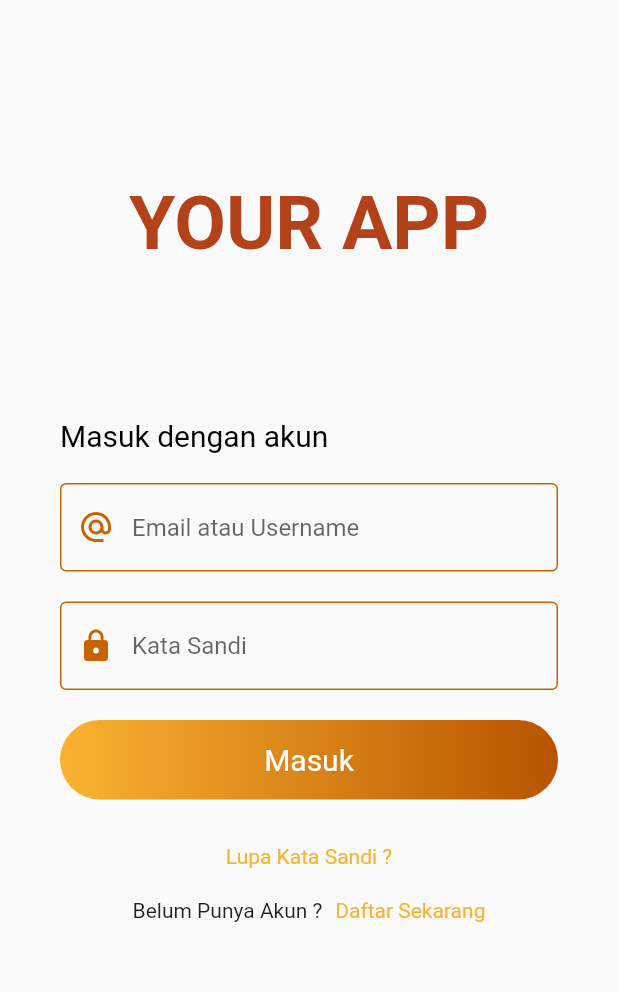
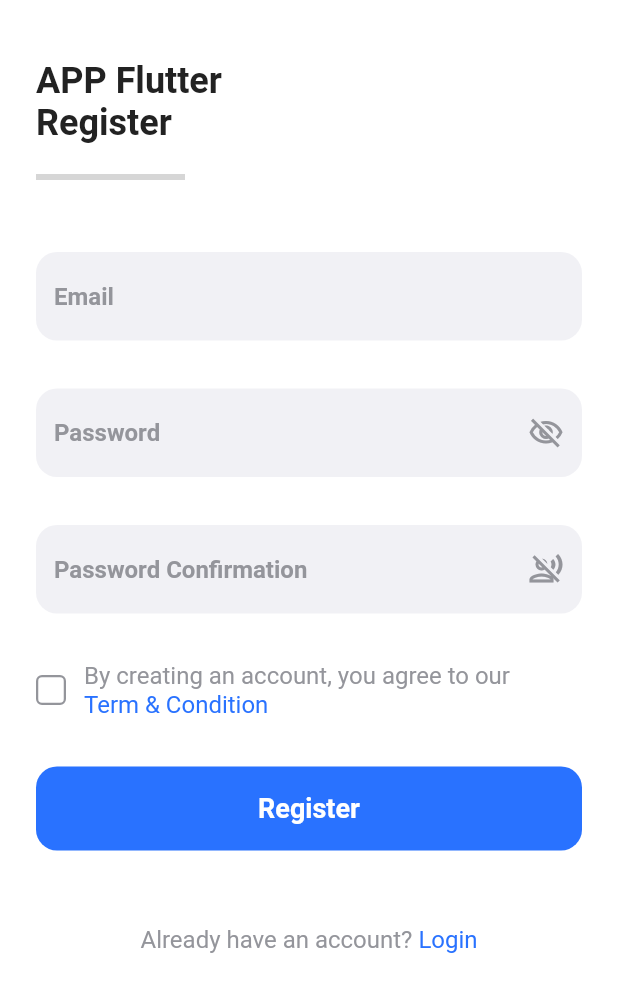
Before and after one commit to Dewiagesti/project_pkbm, a Flutter app: the screen it shows after launch, after a tap on "Daftar Sekarang", on a phone screen of 412 x 824 dp. Shown: the top 992 px of the screen. Run offline on Flutter 3.47's test engine with Material 2 defaults, Android fonts, the phone set to English and light mode, and no system bars; our stand-ins replace shared_preferences; grey boxes are pictures that could not be loaded.

Commit message:
register

```diff
--- a/lib/login.dart
+++ b/lib/login.dart
@@ -1,4 +1,7 @@
 import 'package:flutter/material.dart';
+import 'package:project/landing.dart';
+
+import 'Register.dart';
 
 class Login extends StatefulWidget {
   @override
@@ -92,7 +95,10 @@ class _LoginState extends State<Login> {
                       Text('Belum Punya Akun ? '),
                       SizedBox(width: 5.0),
                       InkWell(
-                        onTap: () {},
+                        onTap: () {
+                          Navigator.push(context, MaterialPageRoute(builder: (context) => RegisterPage())
+                          );
+                        },
                         child: Center(
                           child: Text('Daftar Sekarang',
                               style: TextStyle(color: Color(0XFFF9B32F))),
--- a/lib/main.dart
+++ b/lib/main.dart
@@ -2,6 +2,7 @@ import 'package:flutter/material.dart';
 import './launcher.dart';
 import './login.dart';
 import './landing.dart';
+import './register.dart';
 
 void main() {
   runApp(MyApp());
@@ -21,6 +22,7 @@ class MyApp extends StatelessWidget {
       routes: <String, WidgetBuilder>{
         '/login': (BuildContext context) => new Login(),
         '/landing': (BuildContext context) => new LandingPage(),
+        '/register': (BuildContext context) => new RegisterPage(),
       },
     );
   }
--- /dev/null
+++ b/lib/register.dart
@@ -0,0 +1,172 @@
+import 'package:flutter/material.dart';
+import 'package:project/theme.dart';
+import 'package:project/widgest/custom_checkbox.dart';
+import 'package:project/widgest/primary_button.dart';
+
+import 'login.dart';
+
+class RegisterPage extends StatefulWidget {
+  const RegisterPage({ Key? key }) : super(key: key);
+
+  @override
+  _RegisterPageState createState() => _RegisterPageState();
+}
+
+class _RegisterPageState extends State<RegisterPage> {
+  bool passwordVisible = false;
+  bool passwordConfirmVisible = false;
+  void togglePassword() {
+    setState(() {
+      passwordVisible = !passwordVisible;
+    });
+  }
+
+  @override
+  Widget build(BuildContext context) {
+    return Scaffold(
+      backgroundColor: Colors.white,
+      body: SafeArea(
+        child: Padding(
+          padding: EdgeInsets.fromLTRB(24, 40, 24, 0),
+          child: Column(
+            crossAxisAlignment: CrossAxisAlignment.start,
+            children: [
+              Column(
+                crossAxisAlignment: CrossAxisAlignment.start,
+                children: [
+                  Text(
+                    'APP Flutter\nRegister',
+                    style: heading2.copyWith(color: textBlack),
+                  ),
+                  SizedBox(
+                    height: 20,
+                  ),
+                  Image.asset(
+                    'assets/image/accent.png',
+                    width: 99,
+                    height: 4,
+                  )
+                ],
+              ),
+              SizedBox(height: 48,),
+              Form(
+                child: Column(
+                  children: [
+                    Container(
+                      decoration: BoxDecoration(
+                        color: textWhiteGrey,
+                        borderRadius: BorderRadius.circular(14)
+                      ),
+                      child: TextFormField(
+                        decoration: InputDecoration(
+                          hintText: 'Email',
+                          hintStyle: heading6.copyWith(color: textGrey),
+                          border: OutlineInputBorder(
+                            borderSide: BorderSide.none
+                          )
+                        ),
+                      ),
+                    ),
+                    SizedBox(height: 32,),
+                    Container(
+                      decoration: BoxDecoration(
+                        color: textWhiteGrey,
+                        borderRadius: BorderRadius.circular(14)
+                      ),
+                      child: TextFormField(
+                        obscureText: !passwordVisible,
+                        decoration: InputDecoration(
+                          hintText: 'Password',
+                          hintStyle: heading6.copyWith(color: textGrey),
+                          suffixIcon: IconButton(
+                            color: textGrey,
+                            splashRadius: 1,
+                            icon: Icon(passwordVisible ? Icons.visibility_outlined : Icons.visibility_off_outlined),
+                            onPressed: togglePassword,
+                          ),
+                          border: OutlineInputBorder(borderSide: BorderSide.none)
+                        ),
+                      ),
+                    ),
+                    SizedBox(height: 32,),
+                    Container(
+                      decoration: BoxDecoration(
+                        color: textWhiteGrey,
+                        borderRadius: BorderRadius.circular(14)
+                      ),
+                      child: TextFormField(
+                        obscureText: !passwordConfirmVisible,
+                        decoration: InputDecoration(
+                          hintText: 'Password Confirmation',
+                          hintStyle: heading6.copyWith(color: textGrey),
+                          suffixIcon: IconButton(
+                            color: textGrey,
+                            splashRadius: 1,
+                            icon: Icon(passwordConfirmVisible ? Icons.visibility_outlined : Icons.voice_over_off_outlined),
+                            onPressed: () {
+                              setState(() {
+                                passwordConfirmVisible = !passwordConfirmVisible;
+                              });
+                            },
+                          ),
+                          border: OutlineInputBorder(borderSide: BorderSide.none)
+                        ),
+                      ),
+                    )
+                  ],
+                )
+              ),
+              SizedBox(height: 32,),
+              Row(
+                mainAxisAlignment: MainAxisAlignment.start,
+                children: [
+                  CustomCheckbox(),
+                  SizedBox(width: 12,),
+                  Column(
+                    crossAxisAlignment: CrossAxisAlignment.start,
+                    children: [
+                      Text(
+                        'By creating an account, you agree to our',
+                        style: regular16pt.copyWith(color: textGrey),
+                      ),
+                      Text(
+                        'Term & Condition',
+                        style: regular16pt.copyWith(color: primaryBlue),
+                      )
+                    ],
+                  )
+                ],
+              ),
+              SizedBox(height: 32,),
+              CustomPrimaryButton(
+                buttonColor: primaryBlue,
+                textValue: 'Register',
+                textColor: Colors.white,
+              ),
+              SizedBox(height: 50,),
+              Row(
+                mainAxisAlignment: MainAxisAlignment.center,
+                children: [
+                  Text(
+                    'Already have an account? ',
+                    style: regular16pt.copyWith(color: textGrey),
+                  ),
+                  GestureDetector(
+                    onTap: () {
+                      Navigator.pop(context, Login);
+                    },
+                    child: Text(
+                      'Login',
+                      style: regular16pt.copyWith(color: primaryBlue),
+
+                    ),
+                  )
+                ],
+              )
+            ],
+          ),
+        )
+      ),
+    );
+  }
+}
--- /dev/null
+++ b/lib/theme.dart
@@ -0,0 +1,27 @@
+import 'package:flutter/material.dart';
+
+Color primaryBlue = Color(0xff2972ff);
+Color colorLight = Color(0xfffbfbfb);
+Color textBlack = Color(0xff222222);
+Color textGrey = Color(0xff94959b);
+Color textWhiteGrey = Color(0xfff1f1f5);
+
+TextStyle heading2 = TextStyle(
+  fontSize: 24,
+  fontWeight: FontWeight.w700,
+);
+
+TextStyle heading5 = TextStyle(
+  fontSize: 18,
+  fontWeight: FontWeight.w600,
+);
+
+TextStyle heading6 = TextStyle(
+  fontSize: 16,
+  fontWeight: FontWeight.w600,
+);
+
+TextStyle regular16pt = TextStyle(
+  fontSize: 16,
+  fontWeight: FontWeight.w400,
+);
--- /dev/null
+++ b/lib/widgest/custom_checkbox.dart
@@ -0,0 +1,34 @@
+import 'package:flutter/material.dart';
+import 'package:project/theme.dart';
+
+class CustomCheckbox extends StatefulWidget {
+  const CustomCheckbox({ Key? key }) : super(key: key);
+
+  @override
+  _CustomCheckboxState createState() => _CustomCheckboxState();
+}
+
+class _CustomCheckboxState extends State<CustomCheckbox> {
+  bool isChecked = false;
+
+  @override
+  Widget build(BuildContext context) {
+    return GestureDetector(
+      onTap: () {
+        setState(() {
+          isChecked = !isChecked;
+        });
+      },
+      child: Container(
+        decoration: BoxDecoration(
+          color: isChecked ? primaryBlue : Colors.transparent,
+          borderRadius: BorderRadius.circular(4),
+          border: isChecked ? null : Border.all(color: textGrey, width: 1.5)
+        ),
+        width: 20,
+        height: 20,
+        child: isChecked ? Icon(Icons.check, size: 20,color: Colors.white,) : null,
+      ),
+    );
+  }
+}
--- /dev/null
+++ b/lib/widgest/primary_button.dart
@@ -0,0 +1,40 @@
+import 'package:flutter/material.dart';
+import 'package:project/theme.dart';
+
+class CustomPrimaryButton extends StatelessWidget {
+
+  final Color buttonColor;
+  final String textValue;
+  final Color textColor;
+
+  const CustomPrimaryButton({ this.buttonColor=Colors.black, this.textValue='', this.textColor=Colors.black });
+
+  @override
+  Widget build(BuildContext context) {
+    return Material(
+      borderRadius: BorderRadius.circular(14),
+      elevation: 0,
+      child: Container(
+        height: 56,
+        decoration: BoxDecoration(
+          color: buttonColor,
+          borderRadius: BorderRadius.circular(14)
+        ),
+        child: Material(
+          color: Colors.transparent,
+          child: InkWell(
+            onTap: () {},
+            borderRadius: BorderRadius.circular(14),
+            child: Center(
+              child: Text(
+                textValue,
+                style: heading5.copyWith(color: textColor),
+              ),
+            ),
+          ),
+        ),
+      ),
+
+    );
+  }
+}
```
Also changed, not shown: pubspec.yaml (+16 -11 lines), assets/fonts/Lato-Bold.ttf (added), assets/fonts/Lato-Regular.ttf (added), assets/fonts/Lato-Semibold.ttf (added), assets/images/accent.png (added), assets/images/logo_splash.png (added), assets/images/readme.png (added), 1 other file.
